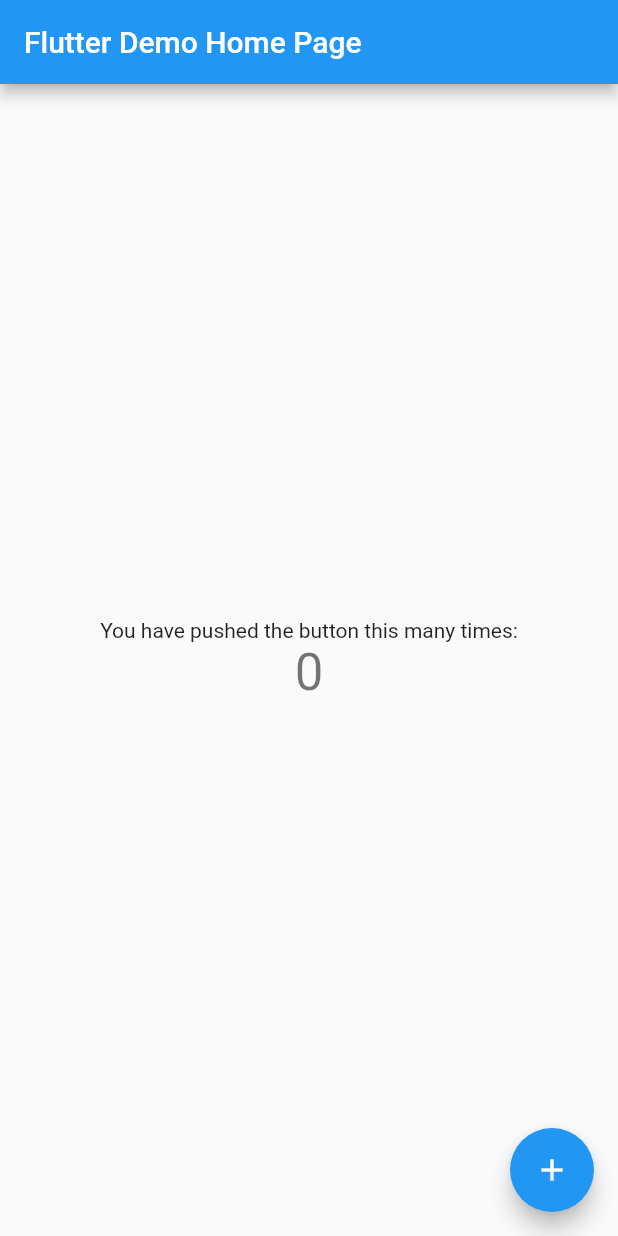
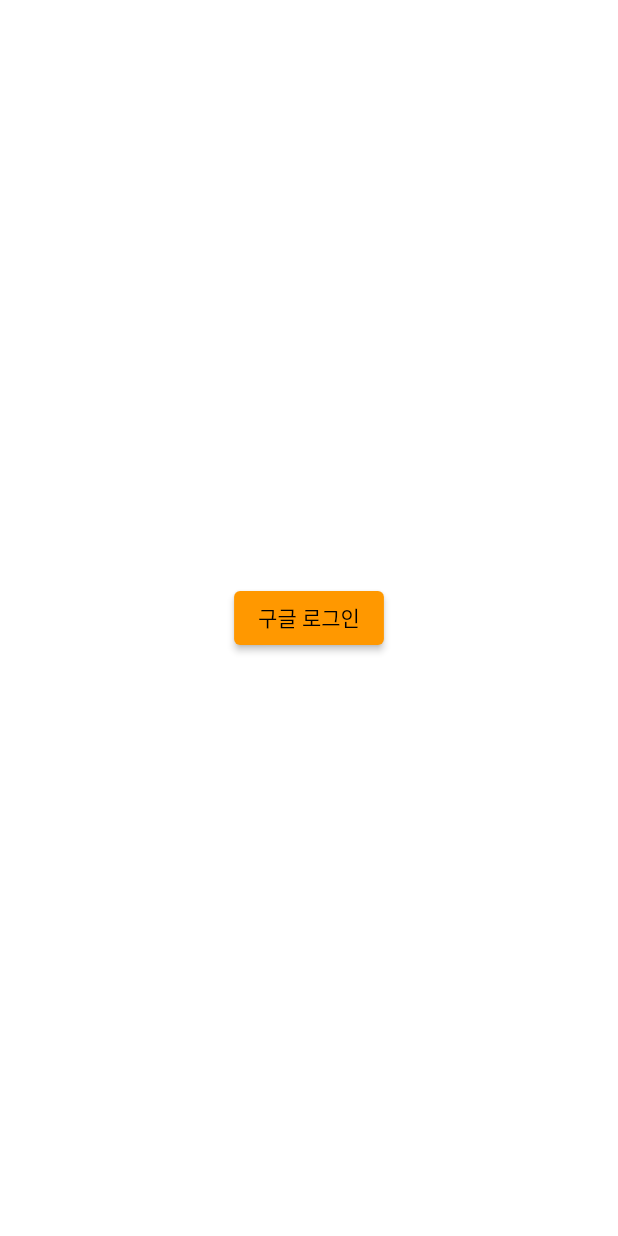
Before and after one commit to Heungjun/FlutterCloneCarrotMarket, a Flutter app: the screen it shows after launch, on a phone screen of 412 x 824 dp. Run offline on Flutter 3.47's test engine with Material 2 defaults, Android fonts, the phone set to English and light mode, and no system bars; our stand-ins replace firebase_auth, firebase_core, google_sign_in; accounts and stored records are empty.

Commit message:
google login

```diff
--- a/lib/main.dart
+++ b/lib/main.dart
@@ -1,113 +1,49 @@
+import 'package:clone_carrot_market/pages/home.dart';
+import 'package:clone_carrot_market/pages/sign_in.dart';
+import 'package:firebase_auth/firebase_auth.dart';
+import 'package:firebase_core/firebase_core.dart';
 import 'package:flutter/material.dart';
 
-void main() {
-  runApp(MyApp());
-}
+void main() => runApp(MyApp());
 
 class MyApp extends StatelessWidget {
-  // This widget is the root of your application.
   @override
   Widget build(BuildContext context) {
     return MaterialApp(
       title: 'Flutter Demo',
       theme: ThemeData(
-        // This is the theme of your application.
-        //
-        // Try running your application with "flutter run". You'll see the
-        // application has a blue toolbar. Then, without quitting the app, try
-        // changing the primarySwatch below to Colors.green and then invoke
-        // "hot reload" (press "r" in the console where you ran "flutter run",
-        // or simply save your changes to "hot reload" in a Flutter IDE).
-        // Notice that the counter didn't reset back to zero; the application
-        // is not restarted.
-        primarySwatch: Colors.blue,
+        primarySwatch: Colors.orange,
       ),
-      home: MyHomePage(title: 'Flutter Demo Home Page'),
+      home: App(),
     );
   }
 }
 
-class MyHomePage extends StatefulWidget {
-  MyHomePage({Key? key, required this.title}) : super(key: key);
-
-  // This widget is the home page of your application. It is stateful, meaning
-  // that it has a State object (defined below) that contains fields that affect
-  // how it looks.
-
-  // This class is the configuration for the state. It holds the values (in this
-  // case the title) provided by the parent (in this case the App widget) and
-  // used by the build method of the State. Fields in a Widget subclass are
-  // always marked "final".
-
-  final String title;
-
-  @override
-  _MyHomePageState createState() => _MyHomePageState();
-}
-
-class _MyHomePageState extends State<MyHomePage> {
-  int _counter = 0;
-
-  void _incrementCounter() {
-    setState(() {
-      // This call to setState tells the Flutter framework that something has
-      // changed in this State, which causes it to rerun the build method below
-      // so that the display can reflect the updated values. If we changed
-      // _counter without calling setState(), then the build method would not be
-      // called again, and so nothing would appear to happen.
-      _counter++;
-    });
-  }
+class App extends StatelessWidget {
+  const App({Key? key}) : super(key: key);
 
   @override
   Widget build(BuildContext context) {
-    // This method is rerun every time setState is called, for instance as done
-    // by the _incrementCounter method above.
-    //
-    // The Flutter framework has been optimized to make rerunning build methods
-    // fast, so that you can just rebuild anything that needs updating rather
-    // than having to individually change instances of widgets.
-    return Scaffold(
-      appBar: AppBar(
-        // Here we take the value from the MyHomePage object that was created by
-        // the App.build method, and use it to set our appbar title.
-        title: Text(widget.title),
-      ),
-      body: Center(
-        // Center is a layout widget. It takes a single child and positions it
-        // in the middle of the parent.
-        child: Column(
-          // Column is also a layout widget. It takes a list of children and
-          // arranges them vertically. By default, it sizes itself to fit its
-          // children horizontally, and tries to be as tall as its parent.
-          //
-          // Invoke "debug painting" (press "p" in the console, choose the
-          // "Toggle Debug Paint" action from the Flutter Inspector in Android
-          // Studio, or the "Toggle Debug Paint" command in Visual Studio Code)
-          // to see the wireframe for each widget.
-          //
-          // Column has various properties to control how it sizes itself and
-          // how it positions its children. Here we use mainAxisAlignment to
-          // center the children vertically; the main axis here is the vertical
-          // axis because Columns are vertical (the cross axis would be
-          // horizontal).
-          mainAxisAlignment: MainAxisAlignment.center,
-          children: <Widget>[
-            Text(
-              'You have pushed the button this many times:',
-            ),
-            Text(
-              '$_counter',
-              style: Theme.of(context).textTheme.headline4,
-            ),
-          ],
-        ),
-      ),
-      floatingActionButton: FloatingActionButton(
-        onPressed: _incrementCounter,
-        tooltip: 'Increment',
-        child: Icon(Icons.add),
-      ), // This trailing comma makes auto-formatting nicer for build methods.
-    );
+    return FutureBuilder(builder: (context, snapshot) {
+      if(snapshot.hasError) return Center(child: Text('Firebase Error'),);
+
+      if(snapshot.connectionState == ConnectionState.done) return LoginChecker();
+      return Center(child: CircularProgressIndicator(),);
+    }, future: Firebase.initializeApp(),);
   }
 }
+
+class LoginChecker extends StatelessWidget {
+  const LoginChecker({Key? key}) : super(key: key);
+
+  @override
+  Widget build(BuildContext context) {
+    return StreamBuilder(builder: (BuildContext context,AsyncSnapshot<User?> user) {
+      if(user.hasData) {
+        return Home();
+      } else {
+        return SignIn();
+      }
+    }, stream: FirebaseAuth.instance.authStateChanges(),);
+  }
+}
--- /dev/null
+++ b/lib/pages/sign_in.dart
@@ -0,0 +1,35 @@
+import 'package:firebase_auth/firebase_auth.dart';
+import 'package:flutter/material.dart';
+import 'package:google_sign_in/google_sign_in.dart';
+
+Future<UserCredential> signInWithGoogle() async {
+  // Trigger the authentication flow
+  final GoogleSignInAccount? googleUser = await GoogleSignIn().signIn();
+
+  // Obtain the auth details from the request
+  final GoogleSignInAuthentication googleAuth = await googleUser!.authentication;
+
+  // Create a new credential
+  final credential = GoogleAuthProvider.credential(
+    accessToken: googleAuth.accessToken,
+    idToken: googleAuth.idToken,
+  );
+
+  // Once signed in, return the UserCredential
+  return await FirebaseAuth.instance.signInWithCredential(credential);
+}
+
+class SignIn extends StatelessWidget {
+  const SignIn({Key? key}) : super(key: key);
+
+  @override
+  Widget build(BuildContext context) {
+    return Column(
+      mainAxisAlignment: MainAxisAlignment.center,
+      crossAxisAlignment: CrossAxisAlignment.center,
+      children: [
+        ElevatedButton(onPressed: signInWithGoogle, child: Text('구글 로그인'))
+      ],
+    );
+  }
+}
--- a/pubspec.yaml
+++ b/pubspec.yaml
@@ -28,6 +28,9 @@ dependencies:
   # The following adds the Cupertino Icons font to your application.
   # Use with the CupertinoIcons class for iOS style icons.
   cupertino_icons: ^1.0.2
+  firebase_core: "^1.2.0"
+  firebase_auth: "^1.2.0"
+  google_sign_in: "^5.0.4"
 
 dev_dependencies:
   flutter_test:
```
Also changed, not shown: lib/pages/home.dart (added, +12 -0 lines), lib/pages/sign_up.dart (added, +10 -0 lines), pubspec.lock, 4 other files.
